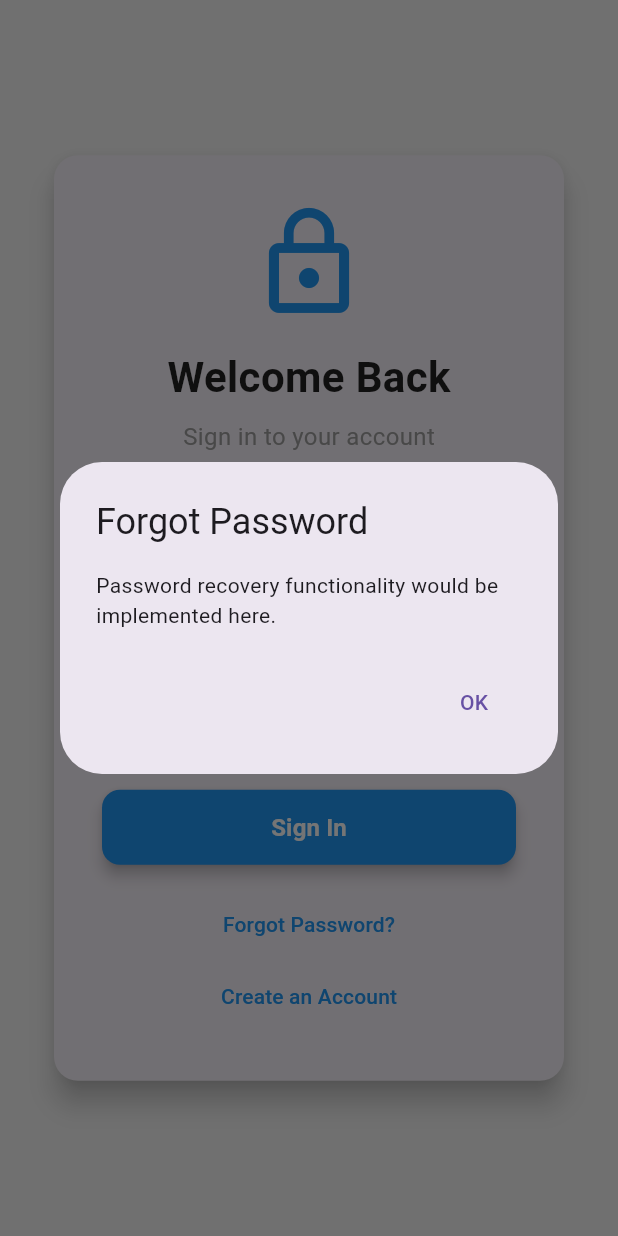
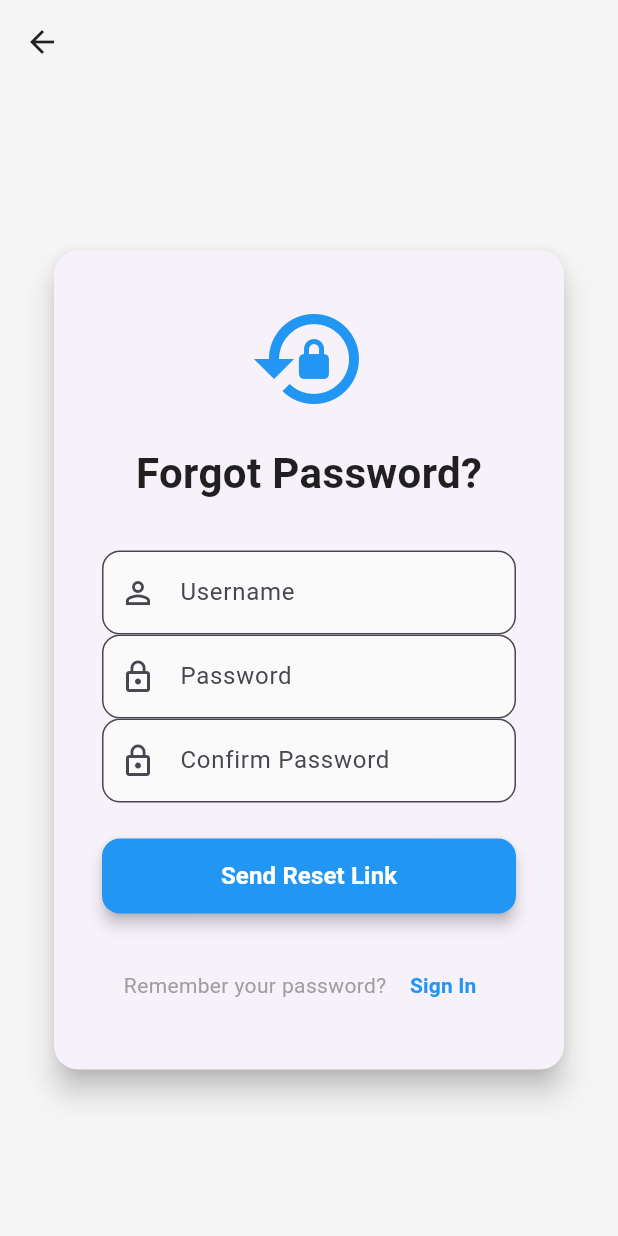
Before and after one commit to lfindlay24/software-security, a Flutter app: the screen it shows after launch, after a tap on "Sign In", after a tap on "Forgot Password?", on a phone screen of 412 x 824 dp. Run offline on Flutter 3.47's test engine with Material 3 defaults, Android fonts, the phone set to English and light mode, and no system bars.

Commit message:
added some stuff

```diff
--- /dev/null
+++ b/L1 hashing psw/frontend/lib/forgotpw_page.dart
@@ -0,0 +1,305 @@
+import 'dart:convert';
+import 'package:flutter/material.dart';
+import 'package:http/http.dart' as http;
+
+class ForgotPasswordPage extends StatefulWidget {
+  const ForgotPasswordPage({super.key});
+
+  @override
+  State<ForgotPasswordPage> createState() => _ForgotPasswordPageState();
+}
+
+class _ForgotPasswordPageState extends State<ForgotPasswordPage> {
+  final _formKey = GlobalKey<FormState>();
+  final _usernameController = TextEditingController();
+  final _passwordController = TextEditingController();
+  final _confirmPasswordController = TextEditingController();
+  bool _isLoading = false;
+
+  @override
+  void dispose() {
+    _usernameController.dispose();
+    _passwordController.dispose();
+    _confirmPasswordController.dispose();
+    super.dispose();
+  }
+
+  void _handlePasswordReset() async {
+    if (_formKey.currentState!.validate()) {
+      setState(() {
+        _isLoading = true;
+      });
+
+      String username = _usernameController.text.trim();
+      String password = _passwordController.text.trim();
+      String confirmPassword = _confirmPasswordController.text.trim();
+
+      if (password.length <= 15) {
+        ScaffoldMessenger.of(context).showSnackBar(
+          const SnackBar(content: Text('Password must be longer than 15 characters')),
+        );
+        setState(() {
+          _isLoading = false;
+        });
+        return;
+      }
+
+      try {
+        final response = await http.post(
+          Uri.parse('https://register-user-271131837642.us-west1.run.app'),
+          headers: <String, String>{
+            'Content-Type': 'application/json; charset=UTF-8',
+          },
+          body: jsonEncode({'username': username, 'password': password}),
+        );
+
+        setState(() {
+          _isLoading = false;
+        });
+
+        if (response.statusCode == 200) {
+          _showSuccessDialog();
+        } else {
+          _showErrorDialog('Failed to reset password. Please try again.');
+        }
+      } catch (e) {
+        setState(() {
+          _isLoading = false;
+        });
+        _showErrorDialog(
+            'Network error. Please check your connection and try again.');
+      }
+    }
+  }
+
+  void _showSuccessDialog() {
+    showDialog(
+      context: context,
+      builder: (BuildContext context) {
+        return AlertDialog(
+          title: const Text('Password Reset Successful'),
+          content: const Text(
+            'Your password has been successfully reset. Please log in with your new password.',
+          ),
+          actions: [
+            TextButton(
+              onPressed: () {
+                Navigator.of(context).pop();
+                Navigator.of(context).pop(); // Go back to login page
+              },
+              child: const Text('OK'),
+            ),
+          ],
+        );
+      },
+    );
+  }
+
+  void _showErrorDialog(String message) {
+    showDialog(
+      context: context,
+      builder: (BuildContext context) {
+        return AlertDialog(
+          title: const Text('Error'),
+          content: Text(message),
+          actions: [
+            TextButton(
+              onPressed: () {
+                Navigator.of(context).pop();
+              },
+              child: const Text('OK'),
+            ),
+          ],
+        );
+      },
+    );
+  }
+
+  @override
+  Widget build(BuildContext context) {
+    return Scaffold(
+      backgroundColor: Colors.grey[100],
+      appBar: AppBar(
+        backgroundColor: Colors.transparent,
+        elevation: 0,
+        leading: IconButton(
+          icon: const Icon(Icons.arrow_back, color: Colors.black87),
+          onPressed: () => Navigator.of(context).pop(),
+        ),
+      ),
+      body: SafeArea(
+        child: Center(
+          child: SingleChildScrollView(
+            child: Padding(
+              padding: const EdgeInsets.all(32.0),
+              child: Card(
+                elevation: 8,
+                shape: RoundedRectangleBorder(
+                  borderRadius: BorderRadius.circular(16),
+                ),
+                child: Padding(
+                  padding: const EdgeInsets.all(32.0),
+                  child: Form(
+                    key: _formKey,
+                    child: Column(
+                      mainAxisSize: MainAxisSize.min,
+                      children: [
+                        // Icon
+                        const Icon(
+                          Icons.lock_reset,
+                          size: 80,
+                          color: Colors.blue,
+                        ),
+                        const SizedBox(height: 16),
+
+                        // Title
+                        const Text(
+                          'Forgot Password?',
+                          style: TextStyle(
+                            fontSize: 28,
+                            fontWeight: FontWeight.bold,
+                            color: Colors.black87,
+                          ),
+                        ),
+                        const SizedBox(height: 32),
+
+                        // Username Field
+                        TextFormField(
+                          controller: _usernameController,
+                          keyboardType: TextInputType.emailAddress,
+                          decoration: InputDecoration(
+                            labelText: 'Username',
+                            prefixIcon: const Icon(Icons.person_outline),
+                            border: OutlineInputBorder(
+                              borderRadius: BorderRadius.circular(12),
+                            ),
+                            filled: true,
+                            fillColor: Colors.grey[50],
+                          ),
+                          validator: (value) {
+                            if (value == null || value.isEmpty) {
+                              return 'Please enter your username';
+                            }
+                            return null;
+                          },
+                        ),
+
+                        // Password Field
+                        TextFormField(
+                          controller: _passwordController,
+                          obscureText: true,
+                          decoration: InputDecoration(
+                            labelText: 'Password',
+                            prefixIcon: const Icon(Icons.lock_outline),
+                            border: OutlineInputBorder(
+                              borderRadius: BorderRadius.circular(12),
+                            ),
+                            filled: true,
+                            fillColor: Colors.grey[50],
+                          ),
+                          validator: (value) {
+                            if (value == null || value.isEmpty) {
+                              return 'Please enter your new password';
+                            }
+                            return null;
+                          },
+                        ),
+
+                        // Confirm Password Field
+                        TextFormField(
+                          controller: _confirmPasswordController,
+                          obscureText: true,
+                          decoration: InputDecoration(
+                            labelText: 'Confirm Password',
+                            prefixIcon: const Icon(Icons.lock_outline),
+                            border: OutlineInputBorder(
+                              borderRadius: BorderRadius.circular(12),
+                            ),
+                            filled: true,
+                            fillColor: Colors.grey[50],
+                          ),
+                          validator: (value) {
+                            if (value == null || value.isEmpty) {
+                              return 'Please confirm your new password';
+                            }
+                            if (value != _passwordController.text) {
+                              return 'Passwords do not match';
+                            }
+                            return null;
+                          },
+                        ),
+                        const SizedBox(height: 24),
+
+                        // Reset Password Button
+                        SizedBox(
+                          width: double.infinity,
+                          height: 50,
+                          child: ElevatedButton(
+                            onPressed: _isLoading ? null : _handlePasswordReset,
+                            style: ElevatedButton.styleFrom(
+                              backgroundColor: Colors.blue,
+                              foregroundColor: Colors.white,
+                              shape: RoundedRectangleBorder(
+                                borderRadius: BorderRadius.circular(12),
+                              ),
+                              elevation: 4,
+                            ),
+                            child: _isLoading
+                                ? const SizedBox(
+                                    height: 20,
+                                    width: 20,
+                                    child: CircularProgressIndicator(
+                                      strokeWidth: 2,
+                                      valueColor: AlwaysStoppedAnimation<Color>(
+                                          Colors.white),
+                                    ),
+                                  )
+                                : const Text(
+                                    'Send Reset Link',
+                                    style: TextStyle(
+                                      fontSize: 16,
+                                      fontWeight: FontWeight.bold,
+                                    ),
+                                  ),
+                          ),
+                        ),
+                        const SizedBox(height: 24),
+
+                        // Back to Login Link
+                        Row(
+                          mainAxisAlignment: MainAxisAlignment.center,
+                          children: [
+                            const Text(
+                              'Remember your password? ',
+                              style: TextStyle(
+                                color: Colors.grey,
+                                fontSize: 14,
+                              ),
+                            ),
+                            TextButton(
+                              onPressed: () {
+                                Navigator.of(context).pop();
+                              },
+                              child: const Text(
+                                'Sign In',
+                                style: TextStyle(
+                                  color: Colors.blue,
+                                  fontSize: 14,
+                                  fontWeight: FontWeight.bold,
+                                ),
+                              ),
+                            ),
+                          ],
+                        ),
+                      ],
+                    ),
+                  ),
+                ),
+              ),
+            ),
+          ),
+        ),
+      ),
+    );
+  }
+}
--- a/L1 hashing psw/frontend/lib/login_page.dart
+++ b/L1 hashing psw/frontend/lib/login_page.dart
@@ -1,4 +1,7 @@
+import 'dart:convert';
+
 import 'package:flutter/material.dart';
+import 'package:http/http.dart' as http;
 
 //Generated by Copilot Agent Mode
 
@@ -24,17 +27,35 @@ class _LoginPageState extends State<LoginPage> {
 
   void _handleLogin() {
     if (_formKey.currentState!.validate()) {
-      // Here you would typically handle the login logic
       String username = _usernameController.text;
       String password = _passwordController.text;
 
-      // For demonstration, just show a dialog
+      Future<void> sendLoginRequest() async {
+        final response = await http.post(
+          Uri.parse('https://login-271131837642.us-west1.run.app'),
+          headers: <String, String>{
+            'Content-Type': 'application/json; charset=UTF-8',
+          },
+          body: '{"username": "$username", "password": "$password"}',
+        );
+
+        if (response.statusCode == 200) {
+          print(response.body);
+        } else {
+          print('Login failed: ${response.body}');
+        }
+
+        String message = json.decode(response.body)['message'] ?? 'No message';
+        String error = json.decode(response.body)['error'] ?? 'Unknown error';
+
         showDialog(
           context: context,
           builder: (BuildContext context) {
             return AlertDialog(
               title: const Text('Login Attempt'),
-            content: Text('Username: $username\nPassword: $password'),
+              content: response.statusCode == 200
+                  ? Text(message)
+                  : Text('Login failed: ${error}'),
               actions: [
                 TextButton(
                   onPressed: () {
@@ -46,6 +67,9 @@ class _LoginPageState extends State<LoginPage> {
             );
           },
         );
+      }
+
+      sendLoginRequest();
     }
   }
 
@@ -145,8 +169,8 @@ class _LoginPageState extends State<LoginPage> {
                             if (value == null || value.isEmpty) {
                               return 'Please enter your password';
                             }
-                            if (value.length < 6) {
-                              return 'Password must be at least 6 characters';
+                            if (value.length < 15) {
+                              return 'Password must be at least 15 characters';
                             }
                             return null;
                           },
@@ -181,25 +205,7 @@ class _LoginPageState extends State<LoginPage> {
                         // Forgot Password Link
                         TextButton(
                           onPressed: () {
-                            // Handle forgot password
-                            showDialog(
-                              context: context,
-                              builder: (BuildContext context) {
-                                return AlertDialog(
-                                  title: const Text('Forgot Password'),
-                                  content: const Text(
-                                      'Password recovery functionality would be implemented here.'),
-                                  actions: [
-                                    TextButton(
-                                      onPressed: () {
-                                        Navigator.of(context).pop();
-                                      },
-                                      child: const Text('OK'),
-                                    ),
-                                  ],
-                                );
-                              },
-                            );
+                            Navigator.of(context).pushNamed('/forgot-password');
                           },
                           child: const Text(
                             'Forgot Password?',
@@ -212,25 +218,6 @@ class _LoginPageState extends State<LoginPage> {
                         TextButton(
                           onPressed: () {
                             Navigator.of(context).pushNamed('/register');
-                            // Handle sign up
-                            showDialog(
-                              context: context,
-                              builder: (BuildContext context) {
-                                return AlertDialog(
-                                  title: const Text('Sign Up'),
-                                  content: const Text(
-                                      'Sign up functionality would be implemented here.'),
-                                  actions: [
-                                    TextButton(
-                                      onPressed: () {
-                                        Navigator.of(context).pop();
-                                      },
-                                      child: const Text('OK'),
-                                    ),
-                                  ],
-                                );
-                              },
-                            );
                           },
                           child: const Text(
                             'Create an Account',
--- a/L1 hashing psw/frontend/lib/main.dart
+++ b/L1 hashing psw/frontend/lib/main.dart
@@ -1,6 +1,7 @@
 import 'package:flutter/material.dart';
 import 'login_page.dart';
 import 'register_page.dart';
+import 'forgotpw_page.dart';
 
 void main() {
   runApp(const MyApp());
@@ -17,6 +18,7 @@ class MyApp extends StatelessWidget {
       routes: {
         '/login': (context) => const LoginPage(),
         '/register': (context) => const RegisterPage(),
+        '/forgot-password': (context) => const ForgotPasswordPage(),
       },
       theme: ThemeData(
         primarySwatch: Colors.blue,
```
Also changed, not shown: L1 hashing psw/frontend/lib/register_page.dart (+119 -23 lines), 14 other files. Lines whose indentation alone changed are shown as unchanged.
